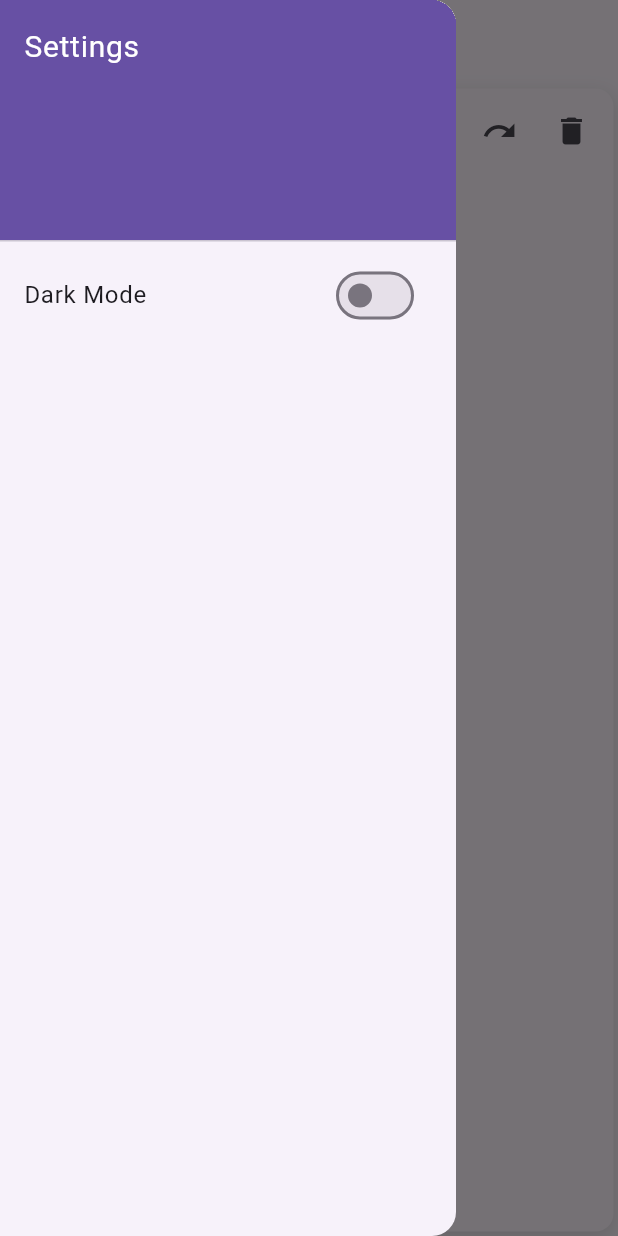
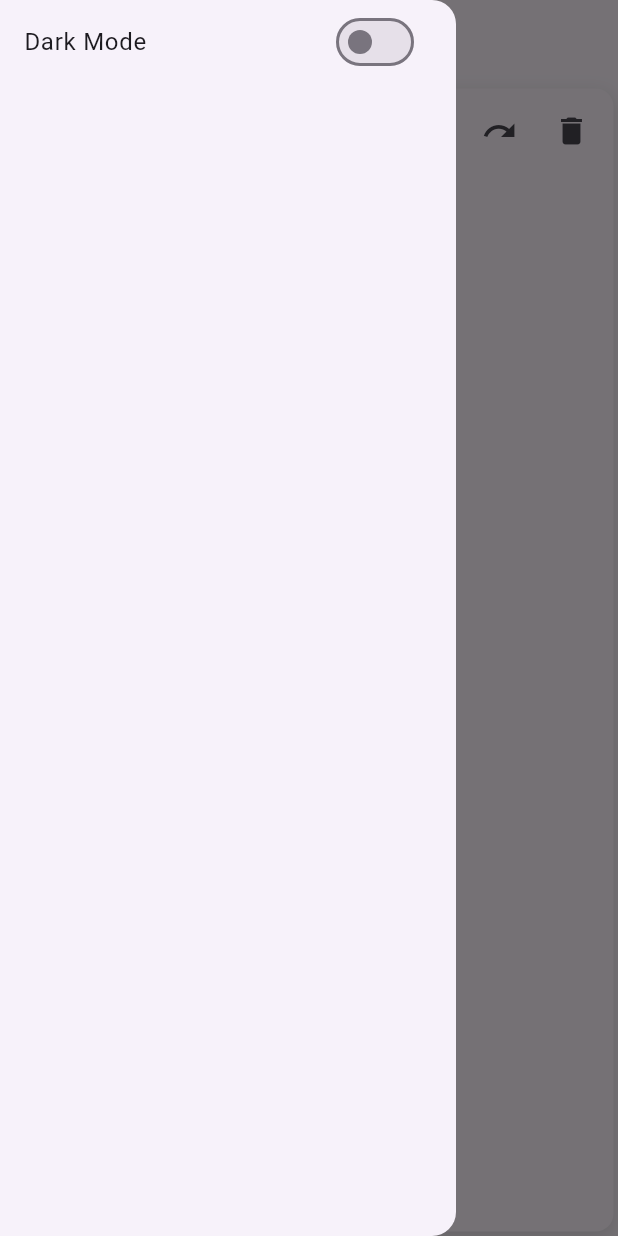
Before and after one commit to raj121276thakre/Flutter-Text-Editor, a Flutter app: the screen it shows after launch, after a tap on "New", after a tap on the "menu" icon, on a phone screen of 412 x 824 dp. Run offline on Flutter 3.47's test engine with Material 3 defaults, Android fonts, the phone set to English and light mode, and no system bars; our stand-ins replace sqflite; accounts and stored records are empty.

Commit message:
second commit

```diff
--- a/lib/Providers/note_provider.dart
+++ b/lib/Providers/note_provider.dart
@@ -1,6 +1,7 @@
-import 'package:flutter/material.dart';
+ import 'package:flutter/material.dart';
 import '../Models/note.dart';
 import '../Database/note_database.dart';
+
 class NoteProvider with ChangeNotifier {
   List<Note> _notes = [];
   int _currentNoteIndex = -1;
@@ -26,14 +27,6 @@ class NoteProvider with ChangeNotifier {
     _controllers[_currentNoteIndex] ??= TextEditingController(
         text: _notes[_currentNoteIndex].content);
     return _controllers[_currentNoteIndex]!;
-  }
-
-  // Getter for the content of the current note
-  String get currentNoteContent {
-    if (_currentNoteIndex == -1) {
-      return ''; // If no note is selected, return an empty string
-    }
-    return _notes[_currentNoteIndex].content;
   }
 
   // Load notes from the database
--- a/lib/Screens/note_screen.dart
+++ b/lib/Screens/note_screen.dart
@@ -9,22 +9,19 @@ class NoteScreen extends StatefulWidget {
   @override
   _NoteScreenState createState() => _NoteScreenState();
 }
+
 class _NoteScreenState extends State<NoteScreen> {
   final GlobalKey<ScaffoldState> _scaffoldKey = GlobalKey<ScaffoldState>();
-  late TextEditingController _textController;
 
   @override
   void initState() {
     super.initState();
-    _textController = TextEditingController();
     _loadNotes();
   }
 
   Future<void> _loadNotes() async {
     await Provider.of<NoteProvider>(context, listen: false)
         .loadNotesFromDatabase();
-    _textController.text = Provider.of<NoteProvider>(context, listen: false)
-        .currentNoteContent; // Update controller with current note content
   }
 
   @override
@@ -33,22 +30,23 @@ class _NoteScreenState extends State<NoteScreen> {
 
     return Scaffold(
       key: _scaffoldKey,
-      drawer: Drawer(
+      drawer: SafeArea(
+        child: Drawer(
           child: ListView(
             padding: EdgeInsets.zero,
             children: [
-            DrawerHeader(
-              decoration: BoxDecoration(
-                color: Theme.of(context).colorScheme.primary,
-              ),
-              child: const Text(
-                'Settings',
-                style: TextStyle(
-                  color: Colors.white,
-                  fontSize: 20,
-                ),
-              ),
-            ),
+              // DrawerHeader(
+              //   decoration: BoxDecoration(
+              //     color: Theme.of(context).colorScheme.primary,
+              //   ),
+              //   child: const Text(
+              //     'Settings',
+              //     style: TextStyle(
+              //       color: Colors.white,
+              //       fontSize: 20,
+              //     ),
+              //   ),
+              // ),
               SwitchListTile(
                 title: const Text('Dark Mode'),
                 value: Provider.of<ThemeProvider>(context).isDarkMode,
@@ -58,6 +56,7 @@ class _NoteScreenState extends State<NoteScreen> {
                 },
               ),
             ],
+          ),
         ),
       ),
       body: SafeArea(
@@ -161,12 +160,10 @@ class _NoteScreenState extends State<NoteScreen> {
                       child: Padding(
                         padding: const EdgeInsets.symmetric(horizontal: 8.0),
                         child: TextField(
-                          controller: _textController, // Use controller here
+                          controller: noteProvider.currentNoteController,
                           maxLines: null,
                           expands: true,
-                          onChanged: (text) {
-                            noteProvider.updateCurrentNoteContent(text); // Update content in provider
-                          },
+                          onChanged: noteProvider.updateCurrentNoteContent,
                           decoration: const InputDecoration(
                             hintText: "Write your notes here...",
                             border: InputBorder.none,
```
Lines whose indentation alone changed are shown as unchanged.
